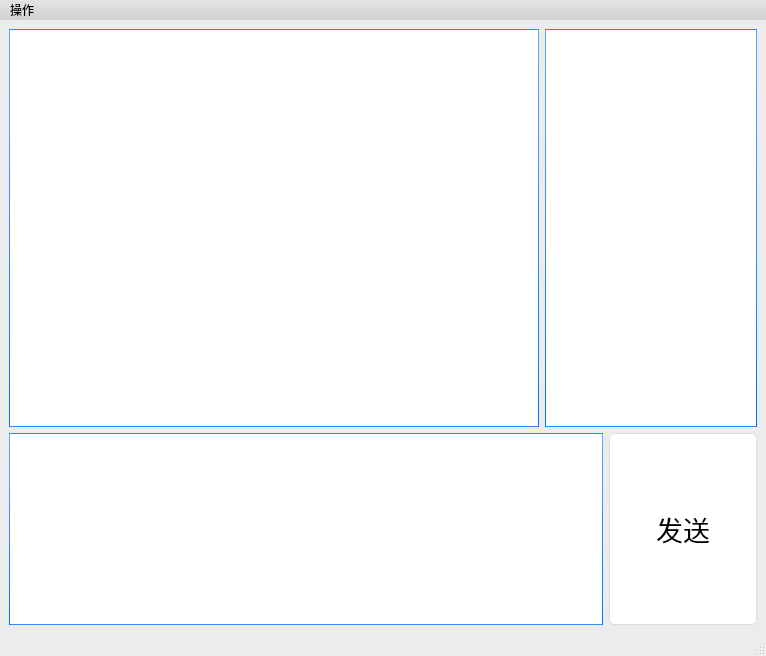
StarsetNight/Lhat, file src/user/ui/ChatWindow.ui: the form before one commit.
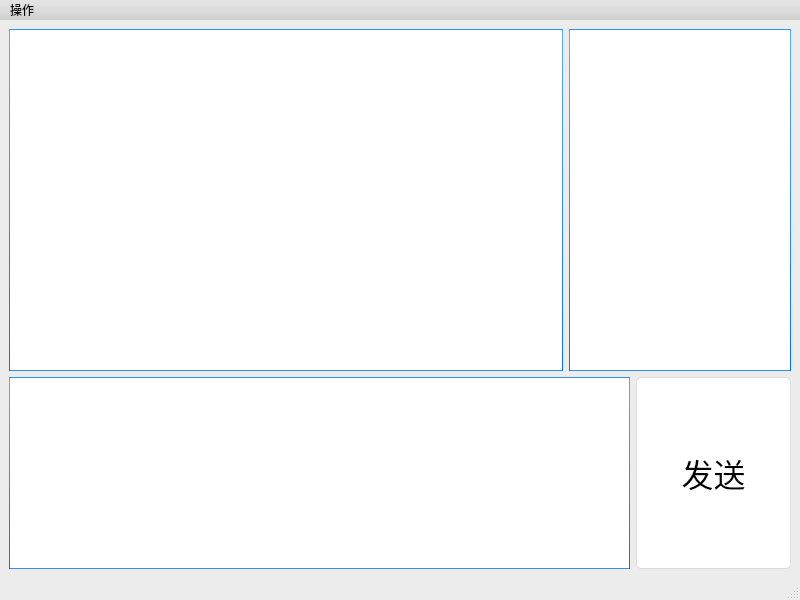
The form after the commit.

```diff
--- a/src/user/ui/ChatWindow.ui
+++ b/src/user/ui/ChatWindow.ui
@@ -6,8 +6,8 @@
    <rect>
     <x>0</x>
     <y>0</y>
-    <width>766</width>
-    <height>656</height>
+    <width>800</width>
+    <height>600</height>
    </rect>
   </property>
   <property name="windowTitle">
@@ -586,6 +586,11 @@
           <verstretch>5</verstretch>
          </sizepolicy>
         </property>
+        <property name="font">
+         <font>
+          <pointsize>12</pointsize>
+         </font>
+        </property>
        </widget>
       </item>
       <item>
@@ -599,6 +604,7 @@
         <property name="font">
          <font>
           <family>幼圆</family>
+          <pointsize>12</pointsize>
          </font>
         </property>
        </widget>
@@ -615,6 +621,11 @@
           <verstretch>1</verstretch>
          </sizepolicy>
         </property>
+        <property name="font">
+         <font>
+          <pointsize>12</pointsize>
+         </font>
+        </property>
        </widget>
       </item>
       <item>
@@ -628,8 +639,9 @@
         <property name="font">
          <font>
           <family>微软雅黑</family>
-          <pointsize>20</pointsize>
+          <pointsize>24</pointsize>
           <bold>false</bold>
+          <stylestrategy>PreferAntialias</stylestrategy>
          </font>
         </property>
         <property name="text">
@@ -646,7 +658,7 @@
     <rect>
      <x>0</x>
      <y>0</y>
-     <width>766</width>
+     <width>800</width>
      <height>19</height>
     </rect>
    </property>
```
Left out of the diff: 3 changed lines with no effect on the pictures.
